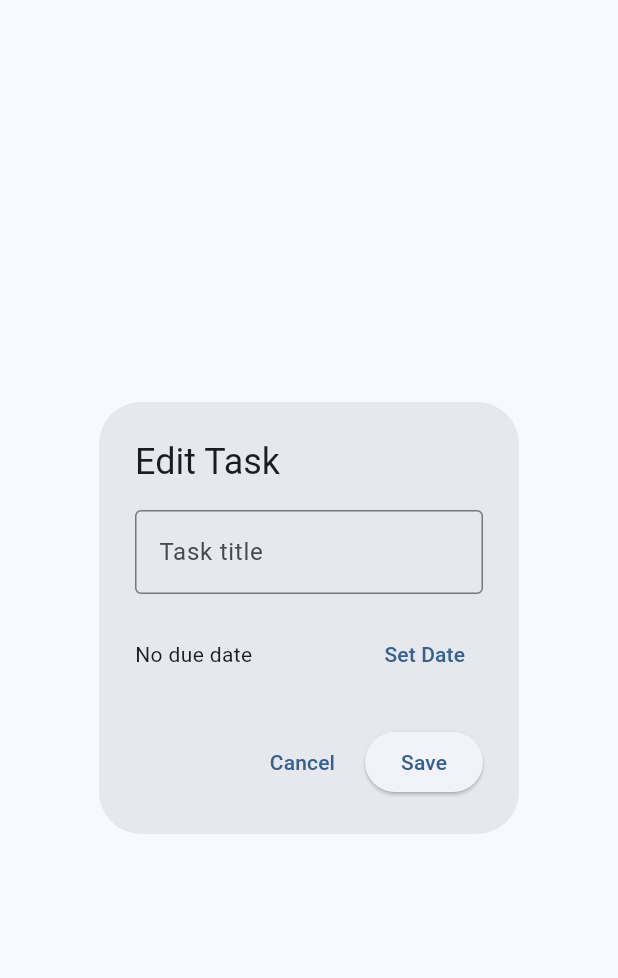
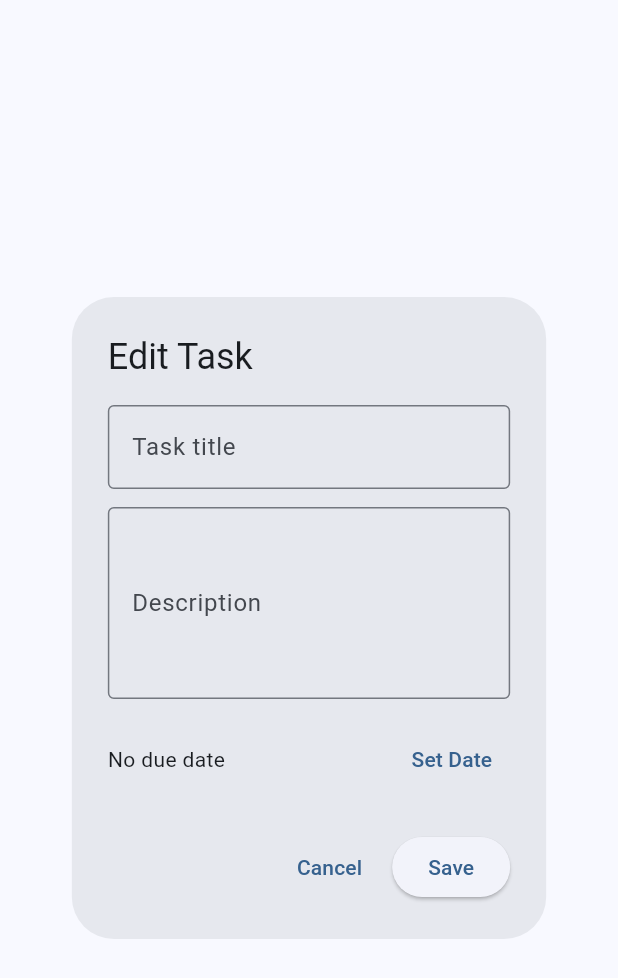
Before and after one commit to goosetea04/solidtasks, a Flutter app: the EditTaskDialog widget shown alone on an empty page, opened directly with empty values, after a tap on "Clear", after a tap on "Save", on a phone screen of 412 x 824 dp. Shown: the top 978 px of the screen. Run offline on Flutter 3.47's test engine with Material 3 defaults, Android fonts, the phone set to English and light mode, and no system bars; our stand-ins replace flutter_riverpod, shared_preferences; missing offline and left inert: solidpod; accounts and stored records are empty; statements that could not run were skipped.

Commit message:
completed description dialog integration

```diff
--- a/lib/models/task.dart
+++ b/lib/models/task.dart
@@ -37,27 +37,28 @@ class Task {
       isDone: json['isDone'] as bool? ?? false,
       dueDate: json['dueDate'] != null ? DateTime.parse(json['dueDate']) : null,
       description: json['description'] as String?,
-      createdAt: json['createdAt'] != null
-          ? DateTime.parse(json['createdAt'])
-          : DateTime.now(),
-      updatedAt: json['updatedAt'] != null
-          ? DateTime.parse(json['updatedAt'])
-          : DateTime.now(),
+      createdAt: json['createdAt'] != null ? DateTime.parse(json['createdAt']) : DateTime.now(),
+      updatedAt: json['updatedAt'] != null ? DateTime.parse(json['updatedAt']) : DateTime.now(),
     );
   }
+
+  // Sentinel to allow explicit null (clear) vs no change
+  static const Object _noChange = Object();
 
   Task copyWith({
     String? title,
     bool? isDone,
     DateTime? dueDate,
-    String? description,
+    Object? description = _noChange, // use Object? not String?
   }) {
     return Task(
       id: id,
       title: title ?? this.title,
       isDone: isDone ?? this.isDone,
       dueDate: dueDate ?? this.dueDate,
-      description: description ?? this.description,
+      description: identical(description, _noChange)
+          ? this.description
+          : description as String?, // can set to null to clear
       createdAt: createdAt,
       updatedAt: DateTime.now(),
     );
--- a/lib/pages/homepage.dart
+++ b/lib/pages/homepage.dart
@@ -105,8 +105,8 @@ class _TodoHomePageState extends ConsumerState<TodoHomePage> {
     _saveTasksToPod();
   }
 
-  void _updateTask(String id, String newTitle, {DateTime? dueDate}) {
-    ref.read(tasksProvider.notifier).updateTask(id, newTitle, dueDate: dueDate);
+  void _updateTask(String id, String newTitle, {String? description, DateTime? dueDate}) {
+    ref.read(tasksProvider.notifier).updateTask(id, newTitle, description: description, dueDate: dueDate);
     _saveTasksToPod();
   }
 
@@ -114,7 +114,14 @@ class _TodoHomePageState extends ConsumerState<TodoHomePage> {
     showEditTaskDialog(
       context,
       task,
-      (title, dueDate) => _updateTask(task.id, title, dueDate: dueDate),
+      (String title, String? description, DateTime? dueDate) {
+        _updateTask(
+          task.id,
+          title,
+          description: description,
+          dueDate: dueDate,
+        );
+      },
     );
   }
 
--- a/lib/providers/tasks_provider.dart
+++ b/lib/providers/tasks_provider.dart
@@ -40,10 +40,10 @@ class TasksNotifier extends StateNotifier<List<Task>> {
     state = state.where((task) => task.id != id).toList();
   }
 
-  void updateTask(String id, String newTitle, {DateTime? dueDate}) {
+  void updateTask(String id, String newTitle, {String? description, DateTime? dueDate}) {
     state = state.map((task) {
       if (task.id == id) {
-        return task.copyWith(title: newTitle, dueDate: dueDate);
+        return task.copyWith(title: newTitle, description: description, dueDate: dueDate);
       }
       return task;
     }).toList();
--- a/lib/widgets/edit_task_dialog.dart
+++ b/lib/widgets/edit_task_dialog.dart
@@ -3,7 +3,7 @@ import '../models/task.dart';
 
 class EditTaskDialog extends StatefulWidget {
   final Task task;
-  final Function(String title, DateTime? dueDate) onSave;
+  final void Function(String title, String? description, DateTime? dueDate) onSave;
 
   const EditTaskDialog({
     Key? key,
@@ -16,19 +16,22 @@ class EditTaskDialog extends StatefulWidget {
 }
 
 class _EditTaskDialogState extends State<EditTaskDialog> {
-  late TextEditingController _editController;
+  late TextEditingController _titleCtrl;
+  late TextEditingController _descCtrl;
   DateTime? _selectedDate;
 
   @override
   void initState() {
     super.initState();
-    _editController = TextEditingController(text: widget.task.title);
+    _titleCtrl = TextEditingController(text: widget.task.title);
+    _descCtrl = TextEditingController(text: widget.task.description ?? '');
     _selectedDate = widget.task.dueDate;
   }
 
   @override
   void dispose() {
-    _editController.dispose();
+    _titleCtrl.dispose();
+    _descCtrl.dispose();
     super.dispose();
   }
 
@@ -36,15 +39,28 @@ class _EditTaskDialogState extends State<EditTaskDialog> {
   Widget build(BuildContext context) {
     return AlertDialog(
       title: const Text('Edit Task'),
-      content: Column(
+      content: SingleChildScrollView(
+        child: Column(
           mainAxisSize: MainAxisSize.min,
           children: [
             TextField(
-            controller: _editController,
+              controller: _titleCtrl,
               decoration: const InputDecoration(
                 labelText: 'Task title',
                 border: OutlineInputBorder(),
               ),
+              textInputAction: TextInputAction.next,
+            ),
+            const SizedBox(height: 12),
+            TextField(
+              controller: _descCtrl,
+              maxLines: 4,
+              decoration: const InputDecoration(
+                labelText: 'Description',
+                hintText: 'Optional details about this task',
+                border: OutlineInputBorder(),
+              ),
+              textInputAction: TextInputAction.newline,
             ),
             const SizedBox(height: 16),
             Row(
@@ -65,25 +81,20 @@ class _EditTaskDialogState extends State<EditTaskDialog> {
                       lastDate: DateTime.now().add(const Duration(days: 365)),
                     );
                     if (date != null) {
-                    setState(() {
-                      _selectedDate = date;
-                    });
+                      setState(() => _selectedDate = date);
                     }
                   },
                   child: const Text('Set Date'),
                 ),
                 if (_selectedDate != null)
                   TextButton(
-                  onPressed: () {
-                    setState(() {
-                      _selectedDate = null;
-                    });
-                  },
+                    onPressed: () => setState(() => _selectedDate = null),
                     child: const Text('Clear'),
                   ),
               ],
             ),
           ],
+        ),
       ),
       actions: [
         TextButton(
@@ -92,10 +103,12 @@ class _EditTaskDialogState extends State<EditTaskDialog> {
         ),
         ElevatedButton(
           onPressed: () {
-            if (_editController.text.trim().isNotEmpty) {
-              widget.onSave(_editController.text.trim(), _selectedDate);
+            final title = _titleCtrl.text.trim();
+            if (title.isEmpty) return;
+            final rawDesc = _descCtrl.text.trim();
+            final description = rawDesc.isEmpty ? null : rawDesc; // allow clearing
+            widget.onSave(title, description, _selectedDate);
             Navigator.of(context).pop();
-            }
           },
           child: const Text('Save'),
         ),
@@ -108,13 +121,10 @@ class _EditTaskDialogState extends State<EditTaskDialog> {
 Future<void> showEditTaskDialog(
   BuildContext context,
   Task task,
-  Function(String title, DateTime? dueDate) onSave,
+  void Function(String title, String? description, DateTime? dueDate) onSave,
 ) {
   return showDialog<void>(
     context: context,
-    builder: (context) => EditTaskDialog(
-      task: task,
-      onSave: onSave,
-    ),
+    builder: (context) => EditTaskDialog(task: task, onSave: onSave),
   );
 }
```
Lines whose indentation alone changed are shown as unchanged.
